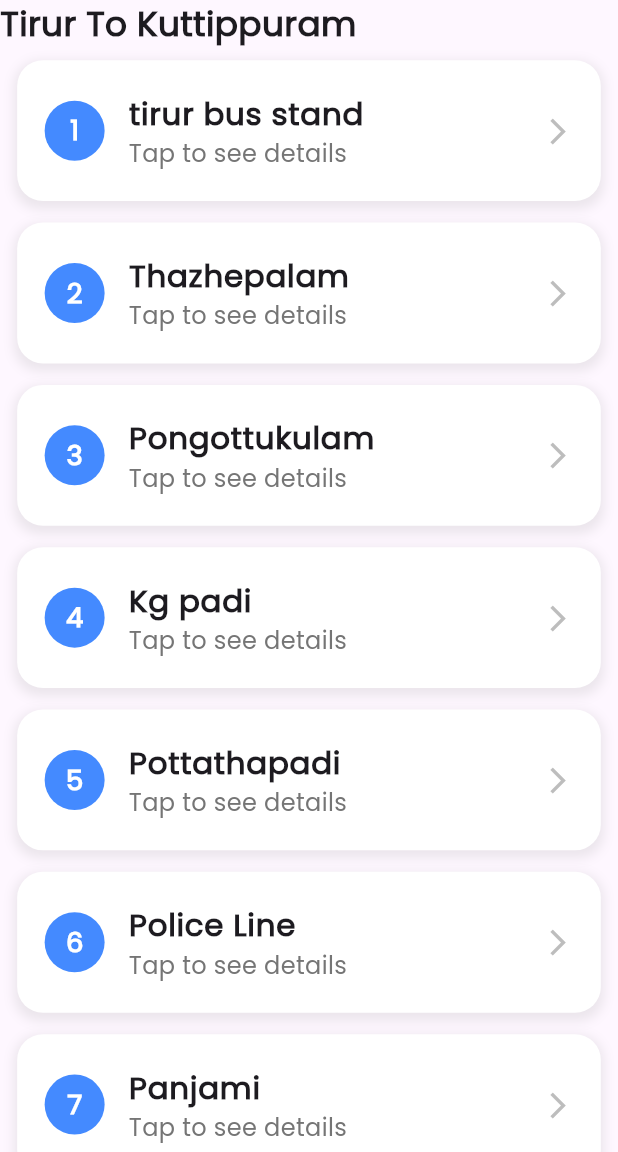
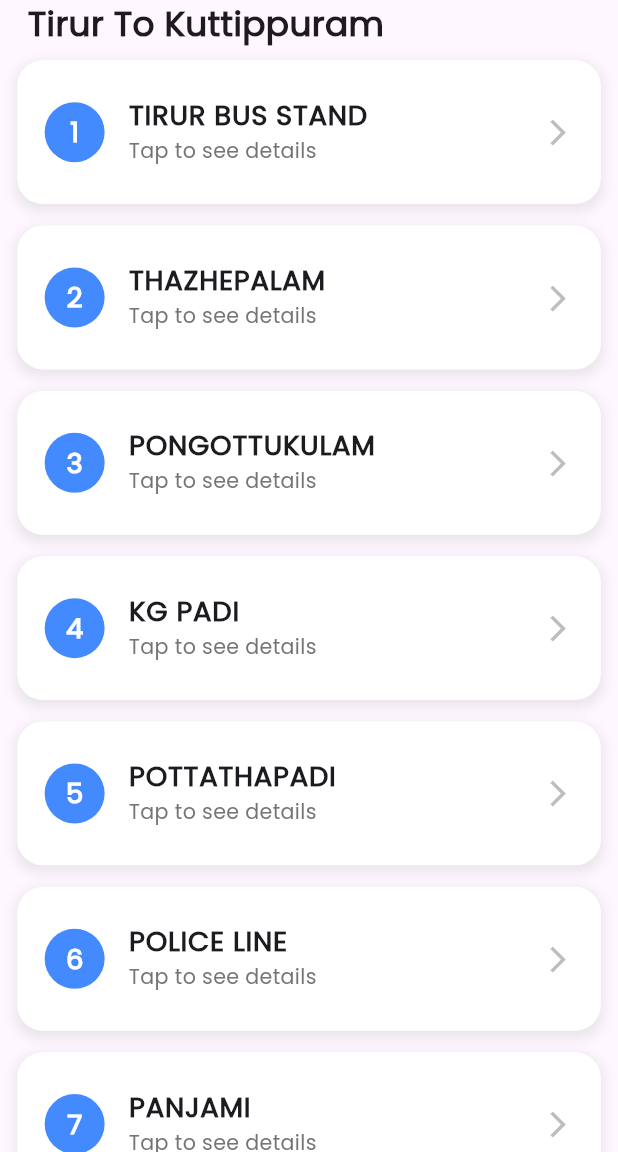
Before and after one commit to DUDU0123/OnTimeBus, a Flutter app: the screen it shows after launch, on a phone screen of 412 x 824 dp, the part 84-1236 px from its top. Run offline on Flutter 3.47's test engine with Material 3 defaults, Android fonts, the phone set to English and light mode, and no system bars; our stand-ins replace flutter_screenutil, get.

Commit message:
changed app bar bg to white and done some common fixes related to UI

```diff
--- a/lib/components/common_appbar.dart
+++ b/lib/components/common_appbar.dart
@@ -10,6 +10,7 @@
   void Function()? onTap,
 }) {
   return AppBar(
+    backgroundColor: Colors.white,
     leading: AppLogoWidget(
       width: width ?? 40,
       height: height ?? 40,
--- a/lib/view/home_page/widgets/build_bus_stops_list.dart
+++ b/lib/view/home_page/widgets/build_bus_stops_list.dart
@@ -19,12 +19,15 @@
       crossAxisAlignment: CrossAxisAlignment.start,
       children: [
         if (stopsList.isNotEmpty)
-          Text(
-            listTitle,
-            style: commonTextStyle(
-              fontSize: 20.sp,
-              fontWeight: FontWeight.bold,
-              fontFamily: AppAssets.poppins,
+          Padding(
+            padding: EdgeInsets.only(left: 16.w),
+            child: Text(
+              listTitle,
+              style: commonTextStyle(
+                fontSize: 20.sp,
+                fontWeight: FontWeight.bold,
+                fontFamily: AppAssets.poppins,
+              ),
             ),
           ),
         ListView.builder(
--- a/lib/view/home_page/widgets/stop_list_tile.dart
+++ b/lib/view/home_page/widgets/stop_list_tile.dart
@@ -19,12 +19,12 @@
         ),
       ),
       title: Text(
-        stop.stopName ?? '',
-        style: commonTextStyle(fontSize: 18.sp, fontWeight: FontWeight.w600, ),
+        stop.stopName?.toUpperCase() ?? '',
+        style: commonTextStyle(fontSize: 16.sp, fontWeight: FontWeight.w600, ),
       ),
       subtitle: Text(
         'Tap to see details',
-        style: commonTextStyle(fontSize: 14.sp, color: Colors.grey[600]),
+        style: commonTextStyle(fontSize: 12.sp, color: Colors.grey[600]),
       ),
       trailing: Icon(
         Icons.arrow_forward_ios,
```
